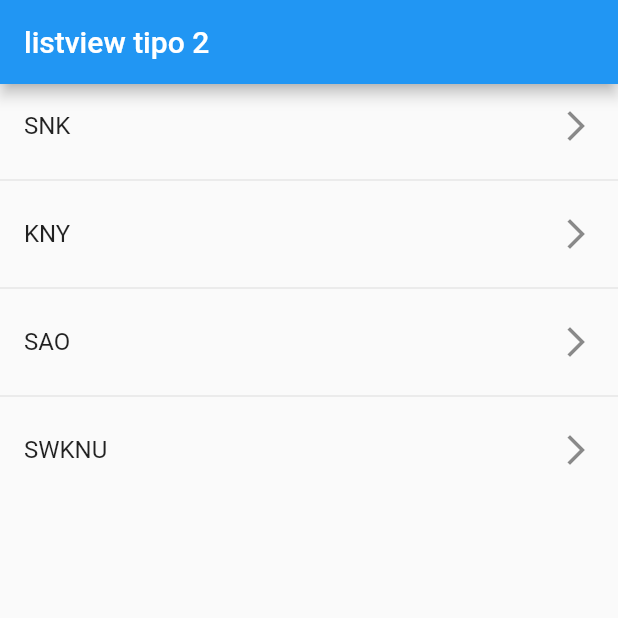
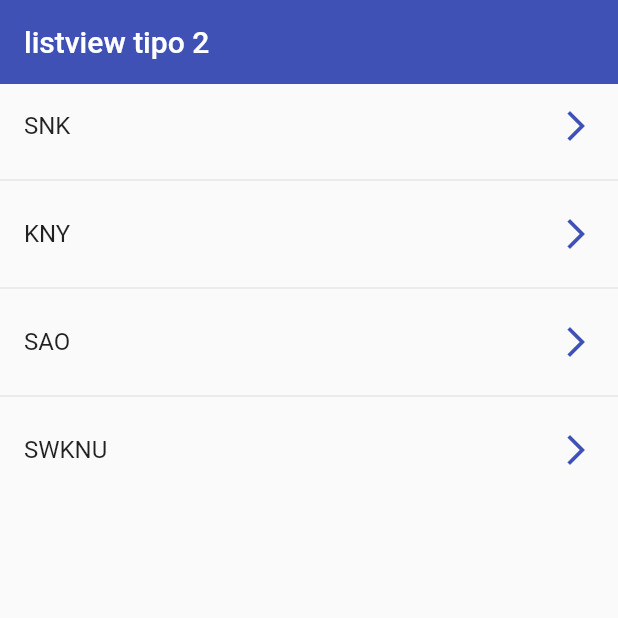
Before and after one commit to jermp96/flutter_components, a Flutter app: the screen it shows after launch, on a phone screen of 412 x 824 dp, the top half of it. Run offline on Flutter 3.47's test engine with Material 2 defaults, Android fonts, the phone set to English and light mode, and no system bars.

Commit message:
*tabs sobre los ListTiles y estilo del AppBar

```diff
--- a/lib/screens/listview2_screen.dart
+++ b/lib/screens/listview2_screen.dart
@@ -10,11 +10,17 @@ class Listview2Screen extends StatelessWidget {
     return Scaffold(
       appBar: AppBar(
         title: const Text('listview tipo 2'),
+        elevation: 0,
+        backgroundColor: Colors.indigo,
       ),
       body: ListView.separated(
         itemBuilder: (context, index) => ListTile(
             title: Text(options[index]),
-            trailing: const Icon(Icons.arrow_forward_ios_outlined),
+            trailing: const Icon(Icons.arrow_forward_ios_outlined, color: Colors.indigo,),
+            onTap: () {
+              final game = options[index];
+              print(game);
+            },
           ),
         separatorBuilder: ( _, __) => const Divider(), // underscore cuando el parametro no se utilice. Valido para dart
         itemCount: options.length)
```
